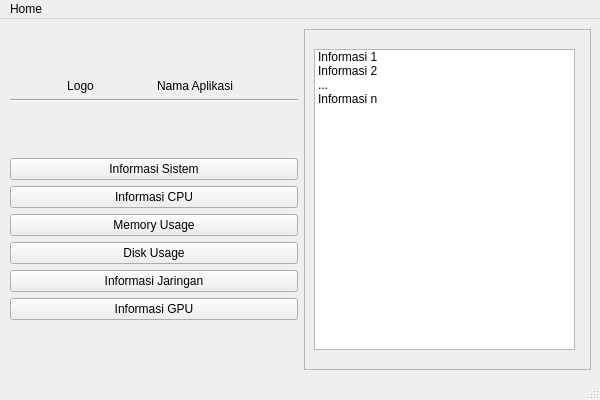
Old version of the form desain.ui in the repository Ibara99/Deteksi_dan_Monitoring_PC.
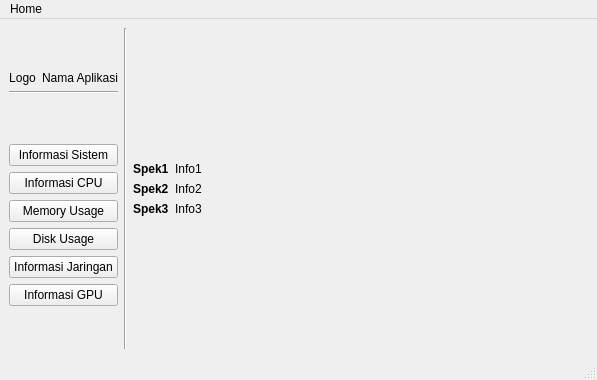
New version of the form.

Commit message: added minimum function; non user-friendly yet

What changed in the file:
```diff
--- a/desain.ui
+++ b/desain.ui
@@ -6,66 +6,19 @@
    <rect>
     <x>0</x>
     <y>0</y>
-    <width>600</width>
-    <height>400</height>
+    <width>597</width>
+    <height>380</height>
    </rect>
   </property>
   <property name="windowTitle">
    <string>Nama Aplikasi</string>
   </property>
   <widget class="QWidget" name="centralwidget">
-   <widget class="QWidget" name="gridLayoutWidget">
-    <property name="geometry">
-     <rect>
-      <x>10</x>
-      <y>10</y>
-      <width>581</width>
-      <height>341</height>
-     </rect>
-    </property>
-    <layout class="QGridLayout" name="gridLayout_2">
-     <item row="0" column="1">
-      <widget class="QFrame" name="frame">
-       <property name="frameShape">
-        <enum>QFrame::StyledPanel</enum>
-       </property>
-       <property name="frameShadow">
-        <enum>QFrame::Raised</enum>
-       </property>
-       <widget class="QListWidget" name="listWidget">
-        <property name="geometry">
-         <rect>
-          <x>10</x>
-          <y>20</y>
-          <width>261</width>
-          <height>301</height>
-         </rect>
-        </property>
+   <layout class="QHBoxLayout" name="horizontalLayout">
         <item>
-         <property name="text">
-          <string>Informasi 1</string>
-         </property>
-        </item>
-        <item>
-         <property name="text">
-          <string>Informasi 2</string>
-         </property>
-        </item>
-        <item>
-         <property name="text">
-          <string>...</string>
-         </property>
-        </item>
-        <item>
-         <property name="text">
-          <string>Informasi n</string>
-         </property>
-        </item>
-       </widget>
-      </widget>
-     </item>
+     <layout class="QGridLayout" name="gridLayout">
      <item row="0" column="0">
-      <layout class="QVBoxLayout" name="verticalLayout_6">
+       <layout class="QVBoxLayout" name="vLayoutKiri">
        <item>
         <spacer name="verticalSpacer_2">
          <property name="orientation">
@@ -177,26 +130,150 @@
        </item>
       </layout>
      </item>
-    </layout>
-   </widget>
+      <item row="0" column="2">
+       <layout class="QFormLayout" name="formLayout">
+        <item row="1" column="0">
+         <widget class="QLabel" name="headInfo1">
+          <property name="font">
+           <font>
+            <weight>75</weight>
+            <bold>true</bold>
+           </font>
+          </property>
+          <property name="text">
+           <string>Spek1</string>
+          </property>
+         </widget>
+        </item>
+        <item row="1" column="1">
+         <widget class="QLabel" name="info1">
+          <property name="text">
+           <string>Info1</string>
+          </property>
+         </widget>
+        </item>
+        <item row="2" column="0">
+         <widget class="QLabel" name="headInfo2">
+          <property name="font">
+           <font>
+            <weight>75</weight>
+            <bold>true</bold>
+           </font>
+          </property>
+          <property name="text">
+           <string>Spek2</string>
+          </property>
+         </widget>
+        </item>
+        <item row="2" column="1">
+         <widget class="QLabel" name="info2">
+          <property name="text">
+           <string>Info2</string>
+          </property>
+         </widget>
+        </item>
+        <item row="0" column="0">
+         <spacer name="verticalSpacer_5">
+          <property name="orientation">
+           <enum>Qt::Vertical</enum>
+          </property>
+          <property name="sizeHint" stdset="0">
+           <size>
+            <width>20</width>
+            <height>40</height>
+           </size>
+          </property>
+         </spacer>
+        </item>
+        <item row="5" column="0">
+         <spacer name="verticalSpacer_6">
+          <property name="orientation">
+           <enum>Qt::Vertical</enum>
+          </property>
+          <property name="sizeHint" stdset="0">
+           <size>
+            <width>20</width>
+            <height>40</height>
+           </size>
+          </property>
+         </spacer>
+        </item>
+        <item row="3" column="0">
+         <widget class="QLabel" name="headInfo3">
+          <property name="font">
+           <font>
+            <weight>75</weight>
+            <bold>true</bold>
+           </font>
+          </property>
+          <property name="text">
+           <string>Spek3</string>
+          </property>
+         </widget>
+        </item>
+        <item row="3" column="1">
+         <widget class="QLabel" name="info3">
+          <property name="text">
+           <string>Info3</string>
+          </property>
+         </widget>
+        </item>
+        <item row="0" column="1">
+         <spacer name="horizontalSpacer">
+          <property name="orientation">
+           <enum>Qt::Horizontal</enum>
+          </property>
+          <property name="sizeHint" stdset="0">
+           <size>
+            <width>40</width>
+            <height>20</height>
+           </size>
+          </property>
+         </spacer>
+        </item>
+        <item row="5" column="1">
+         <spacer name="horizontalSpacer_2">
+          <property name="orientation">
+           <enum>Qt::Horizontal</enum>
+          </property>
+          <property name="sizeHint" stdset="0">
+           <size>
+            <width>40</width>
+            <height>20</height>
+           </size>
+          </property>
+         </spacer>
+        </item>
+       </layout>
+      </item>
+      <item row="0" column="1">
+       <widget class="Line" name="line_3">
+        <property name="orientation">
+         <enum>Qt::Vertical</enum>
+        </property>
+       </widget>
+      </item>
+     </layout>
+    </item>
+   </layout>
   </widget>
   <widget class="QMenuBar" name="menubar">
    <property name="geometry">
     <rect>
      <x>0</x>
      <y>0</y>
-     <width>600</width>
+     <width>597</width>
      <height>21</height>
     </rect>
    </property>
-   <widget class="QMenu" name="menuSettings">
+   <widget class="QMenu" name="menuHome">
     <property name="title">
      <string>Home</string>
     </property>
     <addaction name="actionSettings"/>
     <addaction name="actionAbout"/>
    </widget>
-   <addaction name="menuSettings"/>
+   <addaction name="menuHome"/>
   </widget>
   <widget class="QStatusBar" name="statusbar"/>
   <action name="actionSettings">
```
Left out of the diff: 18 changed lines with no effect on the pictures. Lines whose indentation alone changed are shown as unchanged. The commit also changes 2 other files.
